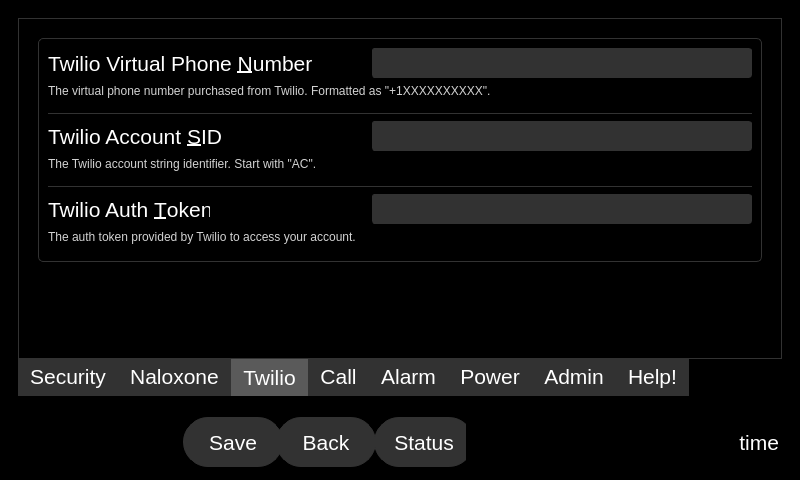
zyl120/Naloxone_Safety_Kit, file qt_design/main_window.ui: the form before one commit.
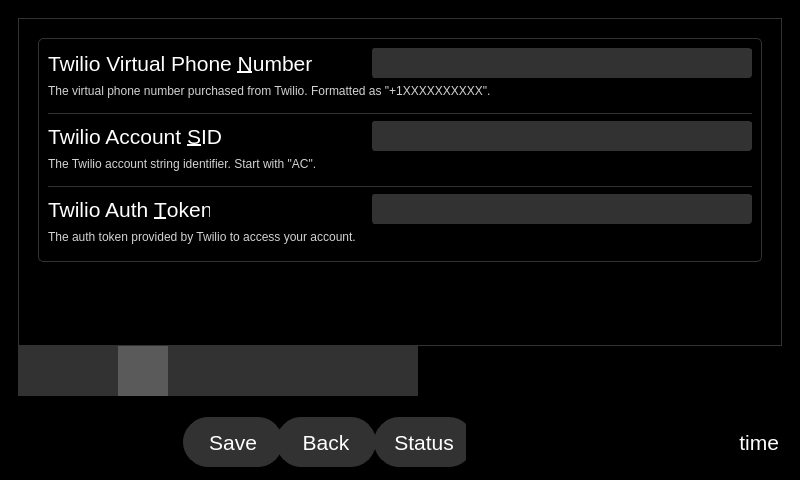
The form after the commit. The open tabs and pages were chosen to show the change. Icons and pictures are not drawn.

```diff
--- a/qt_design/main_window.ui
+++ b/qt_design/main_window.ui
@@ -1606,6 +1606,11 @@
 alignment: center;
 }
 QTabWidget::pane{border-radius: 0px;border-color:rgb(50,50,50);border-width: 1px;border-style: solid;}
+QTabBar::tab{
+padding-left: 9px;
+padding-right: -9px;
+width:50px;
+height:50px}
 QTabBar::tab:selected {
 background: rgb(90,90,90);
 color:white;
@@ -1631,8 +1636,8 @@
           </property>
           <property name="iconSize">
            <size>
-            <width>16</width>
-            <height>16</height>
+            <width>32</width>
+            <height>32</height>
            </size>
           </property>
           <property name="documentMode">
@@ -1646,7 +1651,7 @@
           </property>
           <widget class="QWidget" name="securityPage">
            <attribute name="title">
-            <string>Security</string>
+            <string/>
            </attribute>
            <layout class="QHBoxLayout" name="horizontalLayout_27">
             <item>
@@ -1731,7 +1736,7 @@
           </widget>
           <widget class="QWidget" name="naloxone_info">
            <attribute name="title">
-            <string>Naloxone</string>
+            <string/>
            </attribute>
            <layout class="QVBoxLayout" name="verticalLayout_43">
             <item>
@@ -1999,7 +2004,7 @@
           </widget>
           <widget class="QWidget" name="twilio">
            <attribute name="title">
-            <string>Twilio</string>
+            <string/>
            </attribute>
            <layout class="QVBoxLayout" name="verticalLayout_48">
             <item>
@@ -2035,8 +2040,8 @@
                 <rect>
                  <x>0</x>
                  <y>0</y>
-                 <width>724</width>
-                 <height>313</height>
+                 <width>714</width>
+                 <height>308</height>
                 </rect>
                </property>
                <layout class="QVBoxLayout" name="verticalLayout_12">
@@ -2361,7 +2366,7 @@
           </widget>
           <widget class="QWidget" name="emergency_info">
            <attribute name="title">
-            <string>Call</string>
+            <string/>
            </attribute>
            <layout class="QGridLayout" name="gridLayout_8">
             <item row="0" column="0">
@@ -2763,7 +2768,7 @@
           </widget>
           <widget class="QWidget" name="alarm">
            <attribute name="title">
-            <string>Alarm</string>
+            <string/>
            </attribute>
            <layout class="QVBoxLayout" name="verticalLayout_36">
             <item>
@@ -3124,7 +3129,7 @@
           </widget>
           <widget class="QWidget" name="power_management">
            <attribute name="title">
-            <string>Power</string>
+            <string/>
            </attribute>
            <layout class="QVBoxLayout" name="verticalLayout_21">
             <item>
@@ -3694,7 +3699,7 @@
           </widget>
           <widget class="QWidget" name="admin">
            <attribute name="title">
-            <string>Admin</string>
+            <string/>
            </attribute>
            <layout class="QGridLayout" name="gridLayout_9">
             <item row="0" column="0">
@@ -4634,7 +4639,7 @@
           </widget>
           <widget class="QWidget" name="help">
            <attribute name="title">
-            <string>Help!</string>
+            <string/>
            </attribute>
            <layout class="QVBoxLayout" name="verticalLayout_20">
             <item>
```
Left out of the diff: 36 changed lines with no effect on the pictures.
